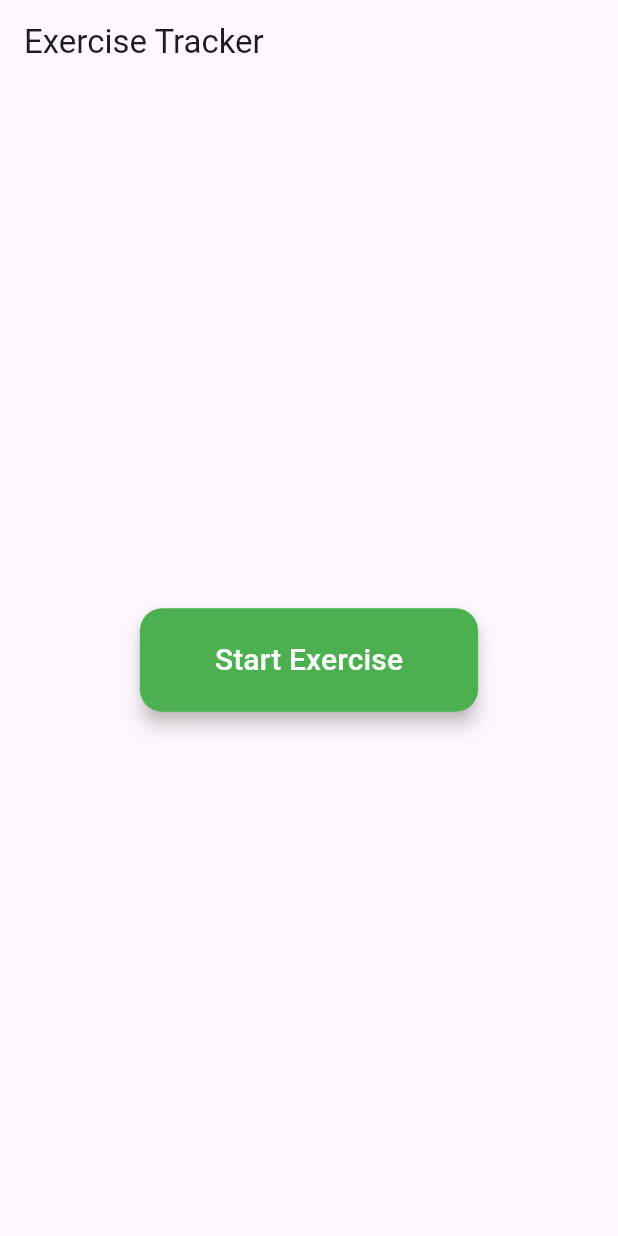
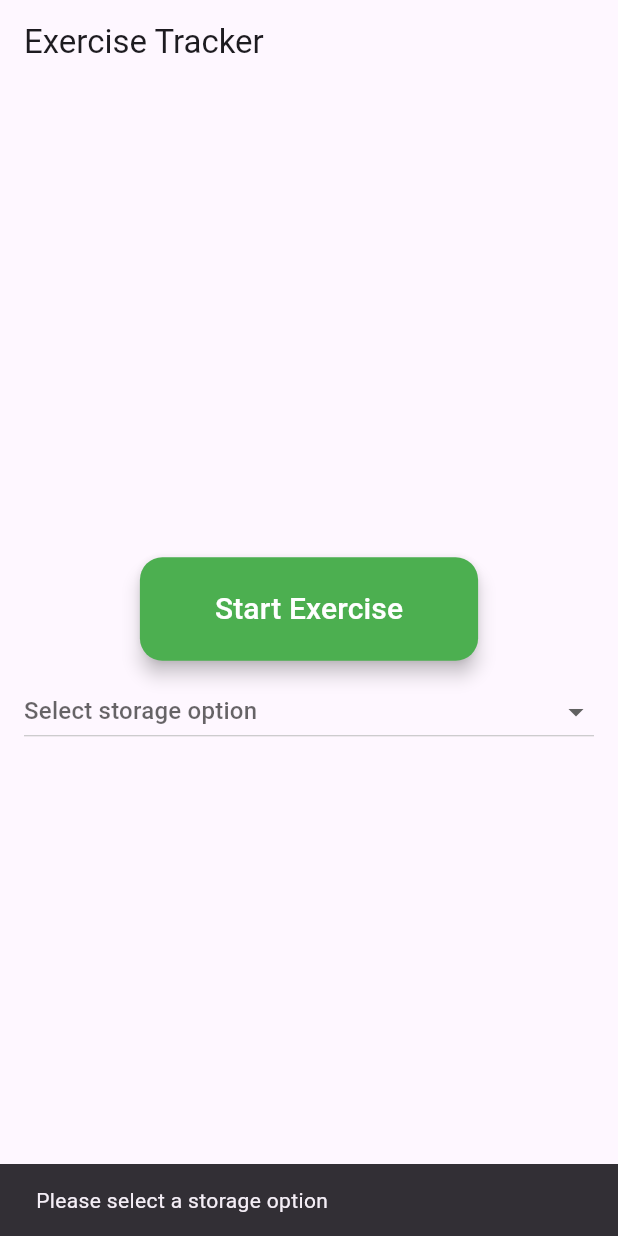
Before and after one commit to erezshamai/my_mobile, a Flutter app: the screen it shows after launch, after a tap on "Start Exercise", on a phone screen of 412 x 824 dp. Run offline on Flutter 3.47's test engine with Material 3 defaults, Android fonts, the phone set to English and light mode, and no system bars; our stand-ins replace csv, googleapis_auth; missing offline and left inert: file_saver, googleapis.

```diff
--- a/lib/main.dart
+++ b/lib/main.dart
@@ -63,7 +63,11 @@ class _ExerciseTrackerState extends State<ExerciseTrackerScreen> {
   int _counter = 0;
   bool _isExercising = false;
   DateTime? _startTime;
-
+  String? _selectedOption; // Variable to hold the selected combobox option
+  final List<String> _options = [
+    'push into local file',
+    'push into google sheets',
+  ]; // Combobox options
 
   void _incrementCounter() {
     setState(() {
@@ -76,24 +80,31 @@ class _ExerciseTrackerState extends State<ExerciseTrackerScreen> {
     });
   }
   Future<void> _handleStartExercise() async {
+    if (_selectedOption == null) {
+      ScaffoldMessenger.of(context).showSnackBar(
+        const SnackBar(content: Text('Please select a storage option')),
+      );
+      return;
+    }
     setState(() {
      // _isExercising = true;
     });
 
     try {
       final currentTime = DateTime.now();
-
-      // Add record to Google Sheet
-/*       await GoogleSheetsService.addExerciseRecord(SPREADSHEET_ID, currentTime);
-      ScaffoldMessenger.of(context).showSnackBar(
-        const SnackBar(content: Text('Exercise start time recorded in Google Sheets!')),
-      );
- */
-      // Add record to local file
-      await LocalFileService.addLocalExerciseRecord(currentTime);
-      ScaffoldMessenger.of(context).showSnackBar(
-        const SnackBar(content: Text('Exercise start time recorded in local file!')),
-      );
+      if (_selectedOption == 'push into local file') {
+        // Add record to local file
+        await LocalFileService.addLocalExerciseRecord(currentTime);
+        ScaffoldMessenger.of(context).showSnackBar(
+          const SnackBar(content: Text('Exercise start time recorded in local file!')),
+        );
+      } else if (_selectedOption == 'push into google sheets') {
+        // Add record to Google Sheet
+        /**await GoogleSheetsService.addExerciseRecord(SPREADSHEET_ID, currentTime);
+        ScaffoldMessenger.of(context).showSnackBar(
+          const SnackBar(content: Text('Exercise start time recorded in Google Sheets!')),
+        ); */
+      }
 
       setState(() {
         _startTime = currentTime;
@@ -139,6 +150,28 @@ class _ExerciseTrackerState extends State<ExerciseTrackerScreen> {
                 style: const TextStyle(fontSize: 20, color: Colors.white),
               ),
             ),
+            // Add the combobox (DropdownButton)
+            Padding(
+              padding: const EdgeInsets.symmetric(horizontal: 16.0, vertical: 10.0),
+              child: DropdownButton<String>(
+                value: _selectedOption,
+                hint: const Text('Select storage option'),
+                isExpanded: true,
+                items: _options.map((String option) {
+                  return DropdownMenuItem<String>(
+                    value: option,
+                    child: Text(option),
+                  );
+                }).toList(),
+                onChanged: _isExercising
+                    ? null // Disable dropdown while exercising
+                    : (String? newValue) {
+                        setState(() {
+                          _selectedOption = newValue;
+                        });
+                      },
+              ),
+            ),
             if (_startTime != null)
               Padding(
                 padding: const EdgeInsets.only(top: 30),
```
